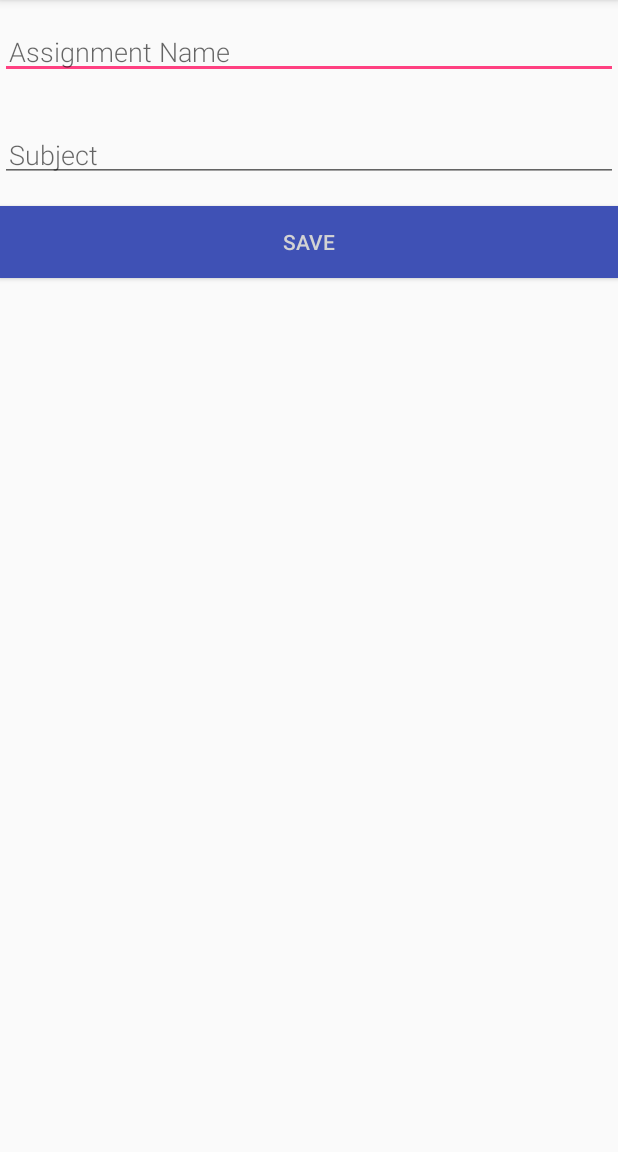
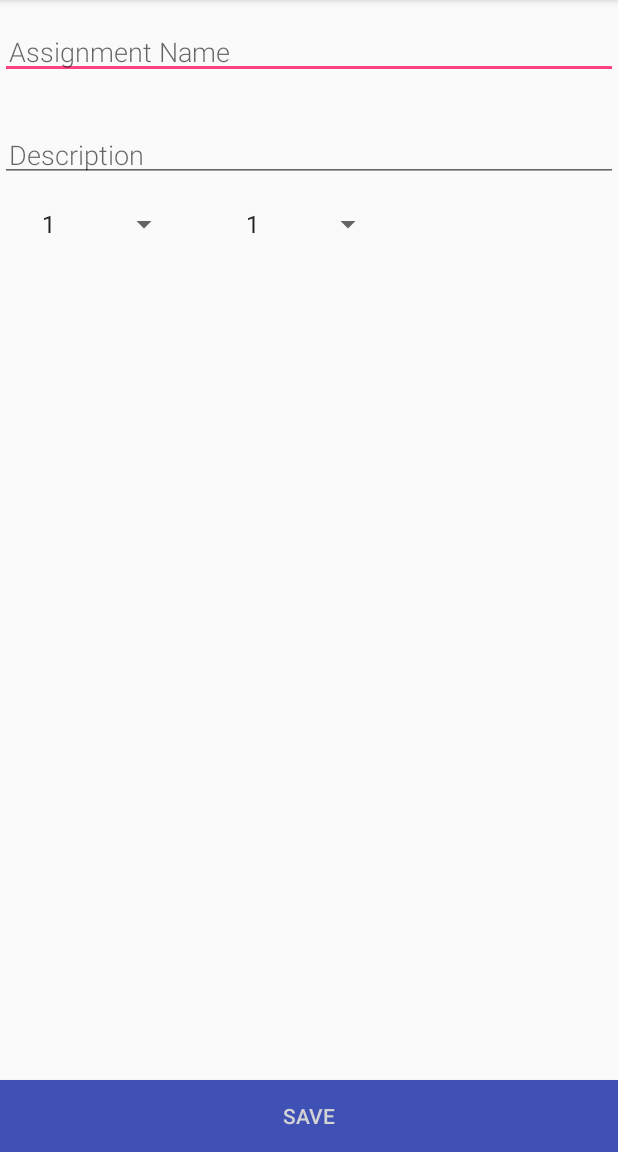
Before and after one commit to Dublin-Scioto-CS-Club-2018-19/HomeworkPlanner, an Android app: the NewAssignmentActivity screen opened directly, with no data from a screen before it, on a phone screen of 412 x 824 dp, the part 84-1236 px from its top. Run offline under Robolectric (Android 15) with nearby library versions, the phone set to English and light mode, and no system bars.

Commit message:
Subject EditText to Description and dates
-Day and month spinners added

```diff
--- a/app/src/main/java/com/DSHS/HwPlanner/Main/AssignmentsFragment.java
+++ b/app/src/main/java/com/DSHS/HwPlanner/Main/AssignmentsFragment.java
@@ -69,7 +69,8 @@ public class AssignmentsFragment extends Fragment {
     public void onActivityResult(int requestCode, int resultCode, Intent data) {
         if (requestCode == NEW_ASSIGNMENT_ACTIVITY_REQUEST_CODE && resultCode == RESULT_OK) {
             Assignment assignment = new Assignment(0, data.getStringExtra(NewAssignmentActivity.EXTRA_REPLY),
-                    1, 2, 3, data.getStringExtra(NewAssignmentActivity.EXTRA_REPLY), "recursion");
+                    1, 2, 3,
+                    "math?", data.getStringExtra(NewAssignmentActivity.EXTRA_REPLY));
             mAssignmentViewModel.insert(assignment);
         } else {
             Toast.makeText(
--- a/app/src/main/java/com/DSHS/HwPlanner/Main/NewAssignmentActivity.java
+++ b/app/src/main/java/com/DSHS/HwPlanner/Main/NewAssignmentActivity.java
@@ -21,8 +21,10 @@ import android.os.Bundle;
 import android.support.v7.app.AppCompatActivity;
 import android.text.TextUtils;
 import android.view.View;
+import android.widget.ArrayAdapter;
 import android.widget.Button;
 import android.widget.EditText;
+import android.widget.Spinner;
 
 /**
  * Activity for entering a word.
@@ -32,16 +34,46 @@ public class NewAssignmentActivity extends AppCompatActivity {
 
     public static final String EXTRA_REPLY = "com.example.android.assignmentlistsql.REPLY";
 
+    // add more for entering assignment details
     private  EditText mEditAssignmentView;
-    private EditText mEditAssignmentSubject;
+    private EditText mEditAssignmentDescription;
 
     @Override
     public void onCreate(Bundle savedInstanceState) {
         super.onCreate(savedInstanceState);
         setContentView(R.layout.activity_new_assignment);
+
+        // add more for entering assignment details
         mEditAssignmentView = findViewById(R.id.edit_assignment);
-        mEditAssignmentSubject = findViewById(R.id.edit_assignment_subject);
+        mEditAssignmentDescription = findViewById(R.id.edit_assignment_description);
 
+        // spinners
+
+        // month spinner
+        String[] arrayMonths = new String[] {
+                "1", "2", "3", "4", "5", "6", "7", "8", "9", "10", "11", "12"
+        };
+
+        final Spinner spinner_month = findViewById(R.id.spinner_month_assignment);
+        ArrayAdapter<String> monthAdapter = new ArrayAdapter<>(this,
+                android.R.layout.simple_spinner_item, arrayMonths);
+        monthAdapter.setDropDownViewResource(android.R.layout.simple_spinner_dropdown_item);
+        spinner_month.setAdapter(monthAdapter);
+
+        // day spinner
+        String[] arrayDays = new String[] {
+                "1", "2",  "3", "4", "5", "6", "7", "8", "9", "10", "11", "12", "13", "14", "15",
+                "16", "17", "18", "19", "20", "21", "22", "23", "24", "25", "26", "27", "28", "29",
+                "30", "31"
+        };
+        final Spinner spinner_day = findViewById(R.id.spinner_day_assignment);
+        ArrayAdapter<String> dayAdapter = new ArrayAdapter<>(this,
+                android.R.layout.simple_spinner_item, arrayDays);
+        dayAdapter.setDropDownViewResource(android.R.layout.simple_spinner_dropdown_item);
+        spinner_day.setAdapter(dayAdapter);
+
+
+        // save button
         final Button button = findViewById(R.id.button_save_assignment);
         button.setOnClickListener(new View.OnClickListener() {
             public void onClick(View view) {
@@ -50,14 +82,27 @@ public class NewAssignmentActivity extends AppCompatActivity {
                     setResult(RESULT_CANCELED, replyIntent);
                 } else {
                     String assignment = mEditAssignmentView.getText().toString();
-                    if (!TextUtils.isEmpty(mEditAssignmentSubject.getText())) {
-                        assignment += "\n" + mEditAssignmentSubject.getText().toString();
+                    // description
+                    if (!TextUtils.isEmpty(mEditAssignmentDescription.getText())) {
+                        assignment += "\n" + mEditAssignmentDescription.getText().toString();
                     }
+                    // date block
+                    assignment += " ";
+                    // day
+                    if (!TextUtils.isEmpty(spinner_day.getSelectedItem().toString())){
+                        assignment += "Day:" + spinner_day.getSelectedItem().toString() + " ";
+                    }
+                    // month
+                    if (!TextUtils.isEmpty(spinner_month.getSelectedItem().toString())){
+                        assignment += "Month:" + spinner_month.getSelectedItem().toString() + " ";
+                    }
+
                     replyIntent.putExtra(EXTRA_REPLY, assignment);
                     setResult(RESULT_OK, replyIntent);
                 }
                 finish();
             }
         });
+
     }
 }
--- a/app/src/main/res/layout/activity_new_assignment.xml
+++ b/app/src/main/res/layout/activity_new_assignment.xml
@@ -1,5 +1,5 @@
 <?xml version="1.0" encoding="utf-8"?>
-<LinearLayout xmlns:android="http://schemas.android.com/apk/res/android"
+<RelativeLayout xmlns:android="http://schemas.android.com/apk/res/android"
     android:orientation="vertical" android:layout_width="match_parent"
     android:layout_height="match_parent">
 
@@ -16,23 +16,47 @@
         android:textSize="18sp" />
 
     <EditText
-        android:id="@+id/edit_assignment_subject"
+        android:id="@+id/edit_assignment_description"
         android:layout_width="match_parent"
         android:layout_height="wrap_content"
+        android:layout_alignParentStart="true"
+        android:layout_below="@+id/edit_assignment"
+        android:layout_marginTop="@dimen/big_padding"
         android:fontFamily="sans-serif-light"
-        android:hint="@string/assignment_subject"
+        android:hint="@string/assignment_description"
         android:inputType="textAutoComplete"
         android:padding="@dimen/small_padding"
-        android:layout_marginBottom="@dimen/big_padding"
-        android:layout_marginTop="@dimen/big_padding"
         android:textSize="18sp" />
+
+    <Spinner
+        android:id="@+id/spinner_day_assignment"
+        android:layout_width="100dp"
+        android:layout_height="wrap_content"
+        android:layout_below="@+id/edit_assignment_description"
+        android:layout_centerHorizontal="true"
+        android:layout_marginTop="16dp"
+        android:prompt="@string/select_day" />
+
+    <Spinner
+        android:id="@+id/spinner_month_assignment"
+        android:layout_width="100dp"
+        android:layout_height="wrap_content"
+        android:layout_alignParentStart="true"
+        android:layout_below="@+id/edit_assignment_description"
+        android:layout_marginStart="20dp"
+        android:layout_marginTop="16dp"
+        android:prompt="@string/select_month" />
 
     <Button
         android:id="@+id/button_save_assignment"
         android:layout_width="match_parent"
         android:layout_height="wrap_content"
+        android:layout_alignParentBottom="true"
+        android:layout_alignParentStart="true"
         android:background="@color/colorPrimary"
         android:text="@string/button_save"
         android:textColor="@color/buttonLabel" />
 
-</LinearLayout>
+
+
+</RelativeLayout>
--- a/app/src/main/res/values/strings.xml
+++ b/app/src/main/res/values/strings.xml
@@ -25,5 +25,8 @@ limitations under the License. -->
     <string name="assignments_screen">Assignments Screen</string>
     <string name="settings_screen">Settings Screen</string>
     <string name="assignment_subject">Subject</string>
+    <string name="assignment_description">Description</string>
     <string name="assignment_name">Assignment Name</string>
+    <string name="select_day" />
+    <string name="select_month" />
 </resources>
```
